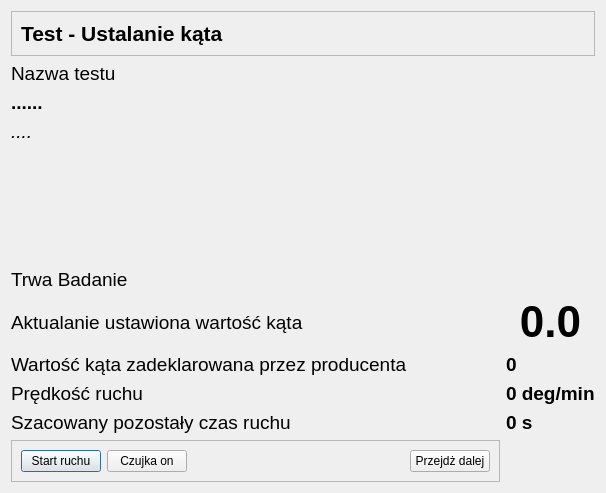
Old version of the form CzujkiLinioweApp/oknobadaniakata.ui in the repository wiacekmarcin/CzujkiLiniowe.
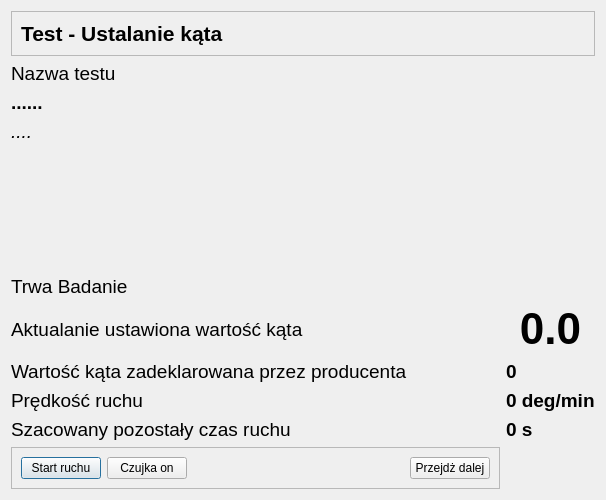
New version of the form.

```diff
--- a/CzujkiLinioweApp/oknobadaniakata.ui
+++ b/CzujkiLinioweApp/oknobadaniakata.ui
@@ -7,9 +7,21 @@
     <x>0</x>
     <y>0</y>
     <width>606</width>
-    <height>493</height>
+    <height>500</height>
    </rect>
   </property>
+  <property name="minimumSize">
+   <size>
+    <width>600</width>
+    <height>500</height>
+   </size>
+  </property>
+  <property name="maximumSize">
+   <size>
+    <width>1920</width>
+    <height>1200</height>
+   </size>
+  </property>
   <property name="windowTitle">
    <string>Test niewspółosiowości</string>
   </property>
@@ -22,6 +34,7 @@
      <property name="font">
       <font>
        <pointsize>33</pointsize>
+       <weight>75</weight>
        <bold>true</bold>
       </font>
      </property>
@@ -38,6 +51,7 @@
      <property name="font">
       <font>
        <pointsize>14</pointsize>
+       <weight>75</weight>
        <bold>true</bold>
       </font>
      </property>
@@ -51,6 +65,7 @@
      <property name="font">
       <font>
        <pointsize>14</pointsize>
+       <weight>75</weight>
        <bold>true</bold>
       </font>
      </property>
@@ -102,6 +117,7 @@
      <property name="font">
       <font>
        <pointsize>14</pointsize>
+       <weight>75</weight>
        <bold>true</bold>
       </font>
      </property>
```
Left out of the diff: 2 changed lines with no effect on the pictures.
